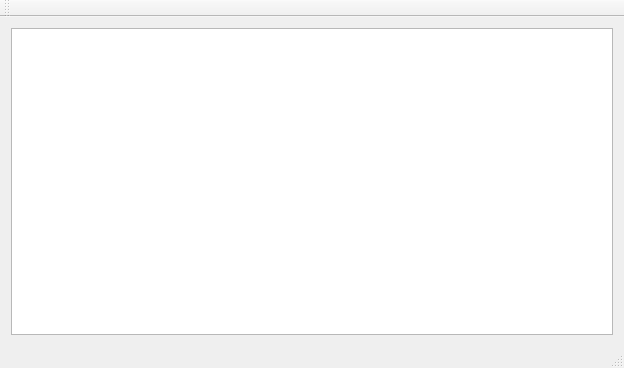
First picture: the form in mainwindow.ui, repository dkmpos89/softEMG-updater, before the edit.
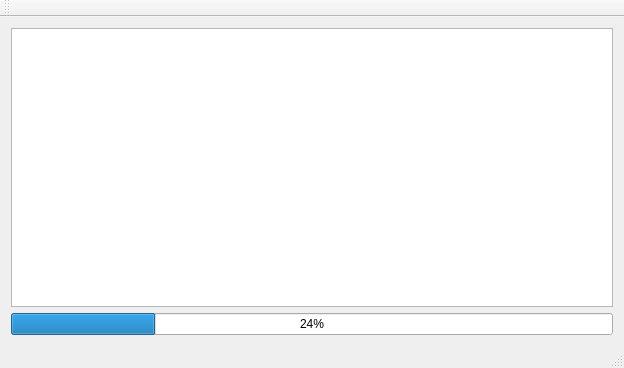
Second picture: the form after the edit. Custom widgets are drawn as their Qt base class.

What changed in the file:
```diff
--- a/mainwindow.ui
+++ b/mainwindow.ui
@@ -16,7 +16,14 @@
   <widget class="QWidget" name="centralWidget">
    <layout class="QGridLayout" name="gridLayout">
     <item row="0" column="0">
-     <widget class="Console" name="plainTextEdit"/>
+     <widget class="Console" name="terminal"/>
+    </item>
+    <item row="1" column="0">
+     <widget class="QProgressBar" name="progressBar">
+      <property name="value">
+       <number>24</number>
+      </property>
+     </widget>
     </item>
    </layout>
   </widget>
```
